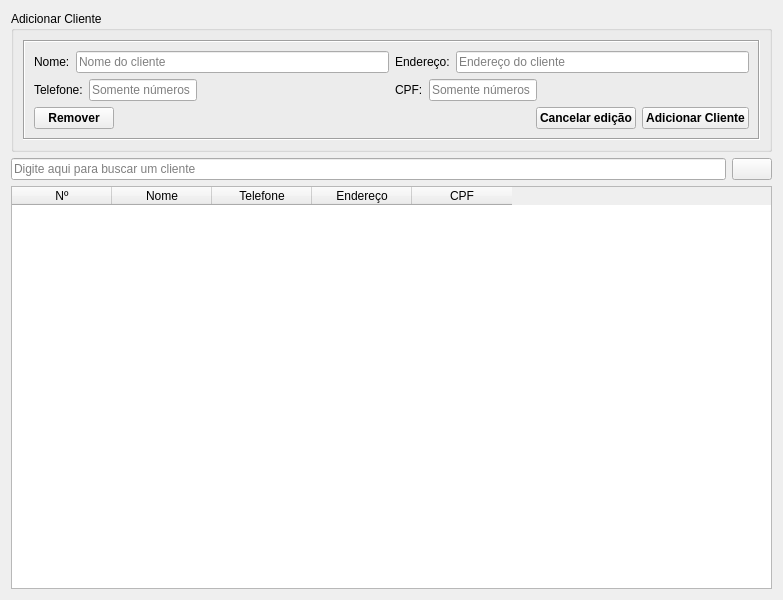
This is view/cliente.ui in Gusrrocha/Sistema-para-livraria as Qt 5 draws it before an edit. The edited form follows.
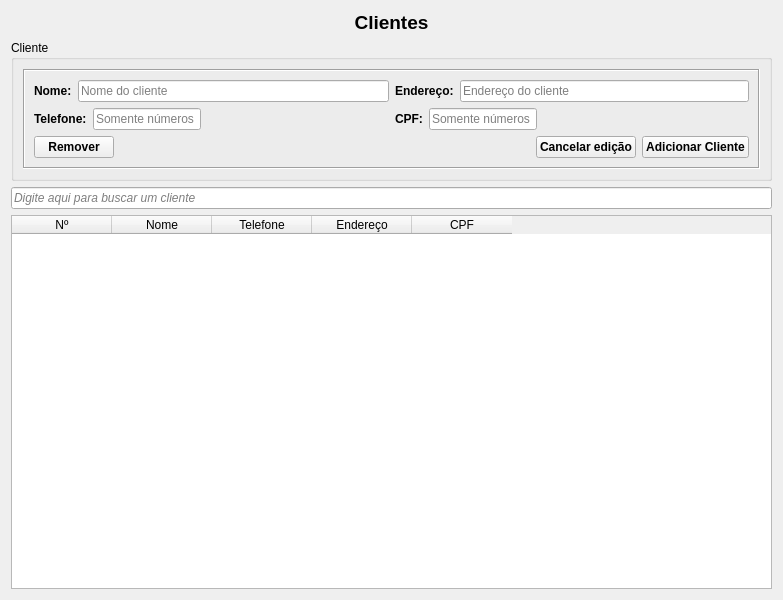
This is the edited form. Icons and pictures are not drawn.

The edit to the form file:
```diff
--- a/view/cliente.ui
+++ b/view/cliente.ui
@@ -14,10 +14,27 @@
    <string>Form</string>
   </property>
   <layout class="QVBoxLayout" name="verticalLayout_5">
+   <item>
+    <widget class="QLabel" name="label_5">
+     <property name="font">
+      <font>
+       <pointsize>14</pointsize>
+       <weight>75</weight>
+       <bold>true</bold>
+      </font>
+     </property>
+     <property name="text">
+      <string>Clientes</string>
+     </property>
+     <property name="alignment">
+      <set>Qt::AlignCenter</set>
+     </property>
+    </widget>
+   </item>
    <item>
     <widget class="QGroupBox" name="groupBox">
      <property name="title">
-      <string>Adicionar Cliente</string>
+      <string>Cliente</string>
      </property>
      <layout class="QVBoxLayout" name="verticalLayout_4">
       <item>
@@ -37,6 +54,12 @@
               <layout class="QHBoxLayout" name="horizontalLayout_4">
                <item>
                 <widget class="QLabel" name="label">
+                 <property name="font">
+                  <font>
+                   <weight>75</weight>
+                   <bold>true</bold>
+                  </font>
+                 </property>
                  <property name="text">
                   <string>Nome:</string>
                  </property>
@@ -55,6 +78,12 @@
               <layout class="QHBoxLayout" name="horizontalLayout">
                <item>
                 <widget class="QLabel" name="label_2">
+                 <property name="font">
+                  <font>
+                   <weight>75</weight>
+                   <bold>true</bold>
+                  </font>
+                 </property>
                  <property name="text">
                   <string>Telefone:</string>
                  </property>
@@ -111,6 +140,12 @@
               <layout class="QHBoxLayout" name="horizontalLayout_3">
                <item>
                 <widget class="QLabel" name="label_3">
+                 <property name="font">
+                  <font>
+                   <weight>75</weight>
+                   <bold>true</bold>
+                  </font>
+                 </property>
                  <property name="text">
                   <string>Endereço:</string>
                  </property>
@@ -129,6 +164,12 @@
               <layout class="QHBoxLayout" name="horizontalLayout_2">
                <item>
                 <widget class="QLabel" name="label_4">
+                 <property name="font">
+                  <font>
+                   <weight>75</weight>
+                   <bold>true</bold>
+                  </font>
+                 </property>
                  <property name="text">
                   <string>CPF:</string>
                  </property>
@@ -256,28 +297,16 @@
     <layout class="QHBoxLayout" name="horizontalLayout_7">
      <item>
       <widget class="QLineEdit" name="pesquisa">
+       <property name="font">
+        <font>
+         <italic>true</italic>
+        </font>
+       </property>
        <property name="placeholderText">
         <string>Digite aqui para buscar um cliente</string>
        </property>
       </widget>
      </item>
-     <item>
-      <widget class="QPushButton" name="lupa">
-       <property name="cursor">
-        <cursorShape>PointingHandCursor</cursorShape>
-       </property>
-       <property name="toolTip">
-        <string>Pesquisar</string>
-       </property>
-       <property name="text">
-        <string/>
-       </property>
-       <property name="icon">
-        <iconset>
-         <normaloff>../assets/icons/lupa.png</normaloff>../assets/icons/lupa.png</iconset>
-       </property>
-      </widget>
-     </item>
     </layout>
    </item>
    <item>
@@ -288,6 +317,9 @@
      <property name="editTriggers">
       <set>QAbstractItemView::NoEditTriggers</set>
      </property>
+     <property name="alternatingRowColors">
+      <bool>true</bool>
+     </property>
      <column>
       <property name="text">
        <string>Nº</string>
```
